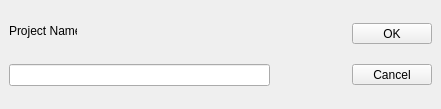
This is Teeam/addprojectdialog.ui in lorenzo-arena/Teeam as Qt 5 draws it before an edit. The edited form follows.
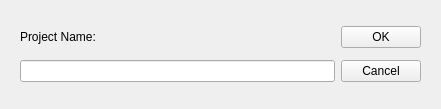
This is the edited form.

What changed in the file:
```diff
--- a/Teeam/addprojectdialog.ui
+++ b/Teeam/addprojectdialog.ui
@@ -13,38 +13,28 @@
   <property name="windowTitle">
    <string>Add Project</string>
   </property>
+  <layout class="QGridLayout" name="gridLayout">
+   <property name="leftMargin">
+    <number>20</number>
+   </property>
+   <property name="topMargin">
+    <number>20</number>
+   </property>
+   <property name="rightMargin">
+    <number>20</number>
+   </property>
+   <property name="bottomMargin">
+    <number>20</number>
+   </property>
+   <item row="0" column="0">
   <widget class="QLabel" name="label">
-   <property name="geometry">
-    <rect>
-     <x>9</x>
-     <y>23</y>
-     <width>68</width>
-     <height>16</height>
-    </rect>
-   </property>
    <property name="text">
     <string>Project Name:</string>
    </property>
   </widget>
-  <widget class="QLineEdit" name="lineEdit">
-   <property name="geometry">
-    <rect>
-     <x>9</x>
-     <y>64</y>
-     <width>261</width>
-     <height>22</height>
-    </rect>
-   </property>
-  </widget>
+   </item>
+   <item row="0" column="1">
   <widget class="QPushButton" name="buttonOk">
-   <property name="geometry">
-    <rect>
-     <x>352</x>
-     <y>23</y>
-     <width>80</width>
-     <height>21</height>
-    </rect>
-   </property>
    <property name="text">
     <string>OK</string>
    </property>
@@ -52,15 +42,12 @@
     <bool>false</bool>
    </property>
   </widget>
+   </item>
+   <item row="1" column="0">
+    <widget class="QLineEdit" name="lineEdit"/>
+   </item>
+   <item row="1" column="1">
   <widget class="QPushButton" name="buttonCancel">
-   <property name="geometry">
-    <rect>
-     <x>352</x>
-     <y>64</y>
-     <width>80</width>
-     <height>21</height>
-    </rect>
-   </property>
    <property name="text">
     <string>Cancel</string>
    </property>
@@ -68,6 +55,8 @@
     <bool>false</bool>
    </property>
   </widget>
+   </item>
+  </layout>
  </widget>
  <resources/>
  <connections/>
```
Lines whose indentation alone changed are shown as unchanged.
